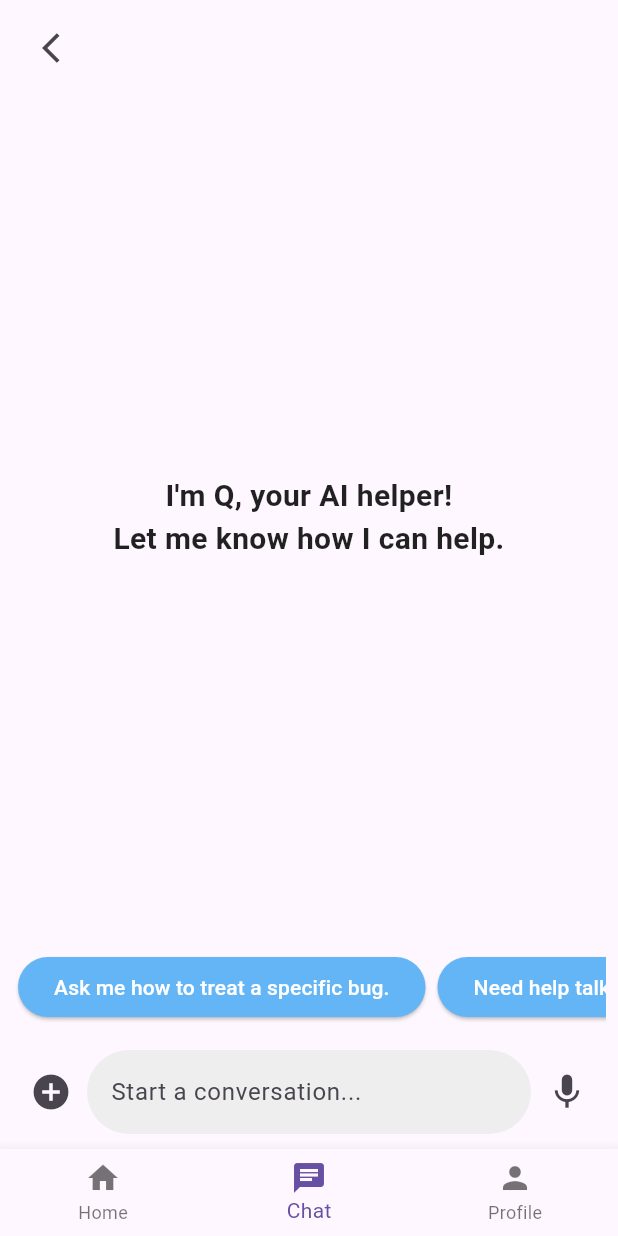
After one commit to Darxxn/sandbox, a Flutter app: the ChatScreen screen opened directly, on a phone screen of 412 x 824 dp. The commit adds this screen. Run offline on Flutter 3.47's test engine with Material 3 defaults, Android fonts, the phone set to English and light mode, and no system bars.

Commit message:
add chat ui and api placeholders

```diff
--- /dev/null
+++ b/opsync/lib/screens/chat_screen.dart
@@ -0,0 +1,101 @@
+import 'package:flutter/material.dart';
+import 'package:provider/provider.dart';
+import '../viewmodels/chat_vm.dart';
+import '../widgets/chat_input_field.dart';
+
+class ChatScreen extends StatelessWidget {
+  @override
+  Widget build(BuildContext context) {
+    final viewModel = Provider.of<ChatViewModel>(context);
+
+    return Scaffold(
+      body: Column(
+        children: [
+          _buildAppBar(context),
+          Expanded(
+            child: Center(
+              child: Padding(
+                padding: const EdgeInsets.all(20.0),
+                child: Text(
+                  "I'm Q, your AI helper!\nLet me know how I can help.",
+                  textAlign: TextAlign.center,
+                  style: TextStyle(
+                    fontSize: 20,
+                    fontWeight: FontWeight.bold,
+                    color: Colors.black87,
+                  ),
+                ),
+              ),
+            ),
+          ),
+          _buildSuggestionChips(viewModel),
+          ChatInputField(viewModel: viewModel), // Reusable Chat Input
+        ],
+      ),
+      bottomNavigationBar: _buildBottomNavBar(),
+    );
+  }
+
+  Widget _buildAppBar(BuildContext context) {
+    return SafeArea(
+      child: Padding(
+        padding: const EdgeInsets.symmetric(horizontal: 16.0, vertical: 8.0),
+        child: Row(
+          children: [
+            IconButton(
+              icon: Icon(Icons.arrow_back_ios),
+              onPressed: () => Navigator.pop(context),
+            ),
+          ],
+        ),
+      ),
+    );
+  }
+
+  Widget _buildSuggestionChips(ChatViewModel viewModel) {
+    List<String> suggestions = [
+      "Ask me how to treat a specific bug.",
+      "Need help talking to customers? Let's Practice!",
+      "I can identify bugs - Upload an image!"
+    ];
+
+    return Padding(
+      padding: const EdgeInsets.all(8.0),
+      child: SingleChildScrollView(
+        scrollDirection: Axis.horizontal,
+        child: Row(
+          children: suggestions.map((text) => _buildChip(viewModel, text)).toList(),
+        ),
+      ),
+    );
+  }
+
+  Widget _buildChip(ChatViewModel viewModel, String text) {
+    return Padding(
+      padding: const EdgeInsets.symmetric(horizontal: 4.0),
+      child: ElevatedButton(
+        onPressed: () => viewModel.sendMessage(text),
+        style: ElevatedButton.styleFrom(
+          backgroundColor: Colors.blue.shade300,
+          shape: RoundedRectangleBorder(borderRadius: BorderRadius.circular(20)),
+        ),
+        child: Text(
+          text,
+          textAlign: TextAlign.center,
+          style: TextStyle(color: Colors.white, fontSize: 14),
+        ),
+      ),
+    );
+  }
+
+  Widget _buildBottomNavBar() {
+    return BottomNavigationBar(
+      currentIndex: 1, // Chat is selected
+      items: [
+        BottomNavigationBarItem(icon: Icon(Icons.home), label: "Home"),
+        BottomNavigationBarItem(icon: Icon(Icons.chat), label: "Chat"),
+        BottomNavigationBarItem(icon: Icon(Icons.person), label: "Profile"),
+      ],
+    );
+  }
+}
--- a/opsync/lib/screens/register_screen.dart
+++ b/opsync/lib/screens/register_screen.dart
@@ -41,7 +41,7 @@ class RegisterScreen extends StatelessWidget {
               CustomTextField(icon: Icons.lock, hintText: "Confirm Password", controller: viewModel.confirmPasswordController, obscureText: true),
               SizedBox(height: 24),
               ElevatedButton(
-                onPressed: () => viewModel.register(),
+                onPressed: () => viewModel.register(context), // Pass context here
                 style: ElevatedButton.styleFrom(
                   backgroundColor: Colors.black,
                   shape: RoundedRectangleBorder(borderRadius: BorderRadius.circular(8)),
--- /dev/null
+++ b/opsync/lib/viewmodels/chat_vm.dart
@@ -0,0 +1,23 @@
+import 'package:flutter/material.dart';
+import '../services/gpt_services.dart';
+
+class ChatViewModel extends ChangeNotifier {
+  final TextEditingController messageController = TextEditingController();
+  final List<String> messages = [];
+
+  void sendMessage(String message) async {
+    if (message.isEmpty) return;
+
+    messages.add("You: $message");
+    notifyListeners();
+
+    // Send message to GPT API
+    String response = await GPTService.sendMessage(message);
+    messages.add("Q: $response");
+    notifyListeners();
+  }
+
+  void startVoiceInput() {
+    // TODO: Implement voice-to-text functionality
+  }
+}
--- /dev/null
+++ b/opsync/lib/widgets/chat_input_field.dart
@@ -0,0 +1,41 @@
+import 'package:flutter/material.dart';
+import '../viewmodels/chat_vm.dart';
+
+class ChatInputField extends StatelessWidget {
+  final ChatViewModel viewModel;
+
+  ChatInputField({required this.viewModel});
+
+  @override
+  Widget build(BuildContext context) {
+    return Padding(
+      padding: const EdgeInsets.all(10.0),
+      child: Row(
+        children: [
+          IconButton(
+            icon: Icon(Icons.add_circle, size: 28),
+            onPressed: () {},
+          ),
+          Expanded(
+            child: TextField(
+              controller: viewModel.messageController,
+              decoration: InputDecoration(
+                hintText: "Start a conversation...",
+                border: OutlineInputBorder(
+                  borderRadius: BorderRadius.circular(30),
+                  borderSide: BorderSide.none,
+                ),
+                filled: true,
+                fillColor: Colors.grey[200],
+              ),
+            ),
+          ),
+          IconButton(
+            icon: Icon(Icons.mic, size: 28),
+            onPressed: () => viewModel.startVoiceInput(),
+          ),
+        ],
+      ),
+    );
+  }
+}
--- a/opsync/pubspec.yaml
+++ b/opsync/pubspec.yaml
@@ -38,6 +38,7 @@ dependencies:
   # Use with the CupertinoIcons class for iOS style icons.
   cupertino_icons: ^1.0.8
   provider: ^6.1.2
+  http: ^0.13.5
 
 dev_dependencies:
   flutter_test:
```
Also changed, not shown: opsync/lib/main.dart (+6 -3 lines), opsync/lib/services/gpt_services.dart (added, +35 -0 lines), opsync/lib/viewmodels/register_vm.dart (+15 -4 lines), opsync/pubspec.lock.
